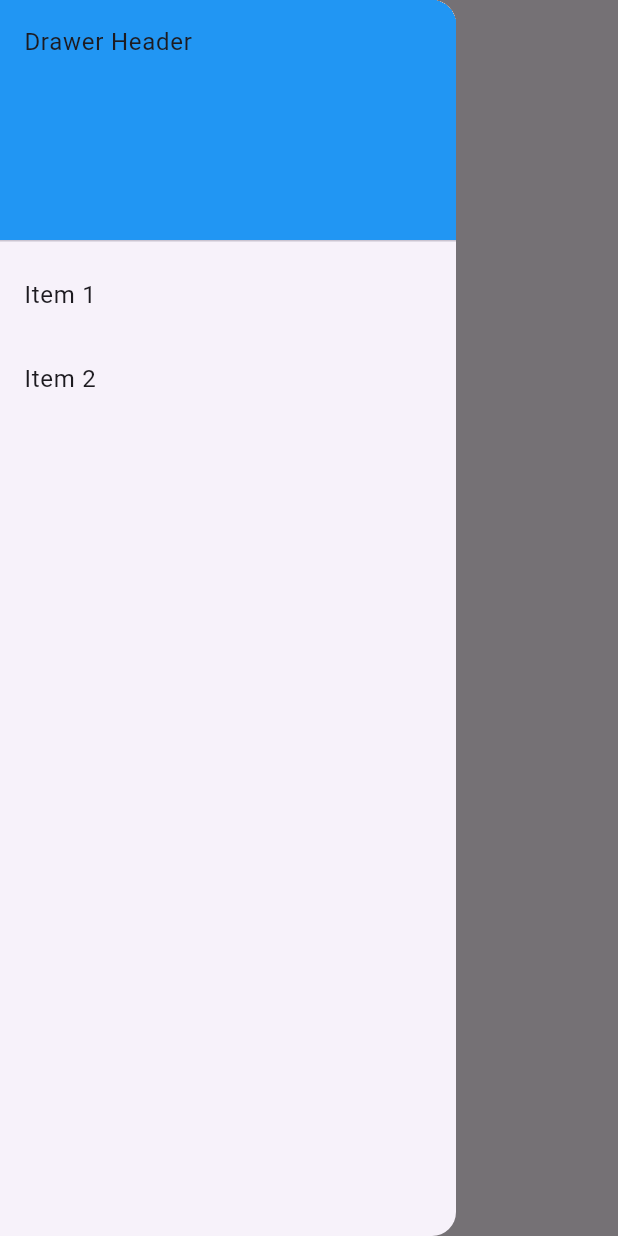
After one commit to eslamfaisal/android-development-training, a Flutter app: the BaseHomeScreen screen opened directly, with the side drawer open, on a phone screen of 412 x 824 dp. The commit adds this screen. Run offline on Flutter 3.47's test engine with Material 3 defaults, Android fonts, the phone set to English and light mode, and no system bars; our stand-ins replace cloud_firestore, dio, firebase_auth, firebase_core, get_it, shared_preferences; missing offline and left inert: dart:html; accounts and stored records are empty.

Commit message:
add base home screen

```diff
--- a/training-dashboard/lib/enums/screen_state.dart
+++ b/training-dashboard/lib/enums/screen_state.dart
@@ -1,3 +1 @@
 enum ViewState { Idle, Busy }
-
-enum SwitchState { OPEN, CLOSE }
--- a/training-dashboard/lib/routs/app_router.dart
+++ b/training-dashboard/lib/routs/app_router.dart
@@ -2,6 +2,8 @@ import 'package:flutter/cupertino.dart';
 import 'package:flutter/material.dart';
 import 'package:training_questions_form/routs/routing_data.dart';
 import 'package:training_questions_form/routs/routs_names.dart';
+import 'package:training_questions_form/screens/assignments/assignments_screen.dart';
+import 'package:training_questions_form/screens/home/view/home_screen.dart';
 import 'package:training_questions_form/screens/login/view/login_screen.dart';
 
 import '../screens/not_found_screen/not_found_screen.dart';
@@ -31,10 +33,13 @@ class AppRouter {
 
     switch (routingData.route) {
       case RouteName.HOME:
-        return _getPageRoute(const NotFoundScreen(), settings);
+        return _getPageRoute(const BaseHomeScreen(AssignmentsScreen()), settings);
 
       case RouteName.LOGIN:
         return _getPageRoute(const LoginScreen(), settings);
+
+      case RouteName.ASSIGNMENTS:
+        return _getPageRoute(const BaseHomeScreen(AssignmentsScreen()), settings);
 
       default:
         return _getPageRoute(const NotFoundScreen(), settings);
--- a/training-dashboard/lib/routs/routs_names.dart
+++ b/training-dashboard/lib/routs/routs_names.dart
@@ -1,6 +1,7 @@
 class RouteName {
   static const String HOME = '/';
   static const String LOGIN = '/login';
+  static const String ASSIGNMENTS = '/assignments';
   static const String COUNTIRES_SCREEN = '/countries';
   static const String CATEGORIES_SCREEN = '/categories';
   static const String STORES_SCREEN = '/stores';
--- /dev/null
+++ b/training-dashboard/lib/screens/assignments/assignments_screen.dart
@@ -0,0 +1,19 @@
+import 'package:flutter/material.dart';
+
+class AssignmentsScreen extends StatefulWidget {
+  const AssignmentsScreen({super.key});
+
+  @override
+  State<AssignmentsScreen> createState() => _AssignmentsScreenState();
+}
+
+class _AssignmentsScreenState extends State<AssignmentsScreen> {
+  @override
+  Widget build(BuildContext context) {
+    return const Scaffold(
+      body: Center(
+        child: Text('Assignments Screen'),
+      ),
+    );
+  }
+}
--- /dev/null
+++ b/training-dashboard/lib/screens/home/view/home_screen.dart
@@ -0,0 +1,52 @@
+import 'package:flutter/material.dart';
+
+class BaseHomeScreen extends StatefulWidget {
+  final Widget childWidget;
+  const BaseHomeScreen(this.childWidget, {super.key});
+
+  @override
+  State<BaseHomeScreen> createState() => _BaseHomeScreenState();
+}
+
+class _BaseHomeScreenState extends State<BaseHomeScreen> {
+  @override
+  Widget build(BuildContext context) {
+    return Scaffold(
+      appBar: AppBar(
+        title: Text('Home Screen'),
+      ),
+      drawer: Drawer(
+        child: ListView(
+          padding: EdgeInsets.zero,
+          children: <Widget>[
+            DrawerHeader(
+              child: Text('Drawer Header'),
+              decoration: BoxDecoration(
+                color: Colors.blue,
+              ),
+            ),
+            ListTile(
+              title: Text('Item 1'),
+              onTap: () {
+                // Update the state of the app
+                // ...
+                // Then close the drawer
+                Navigator.pop(context);
+              },
+            ),
+            ListTile(
+              title: Text('Item 2'),
+              onTap: () {
+                // Update the state of the app
+                // ...
+                // Then close the drawer
+                Navigator.pop(context);
+              },
+            ),
+          ],
+        ),
+      ),
+      body: widget.childWidget,
+    );
+  }
+}
```
Also changed, not shown: training-dashboard/lib/screens/home/view/HomeScreen.dart (deleted, +0 -17 lines), 1 other file.
